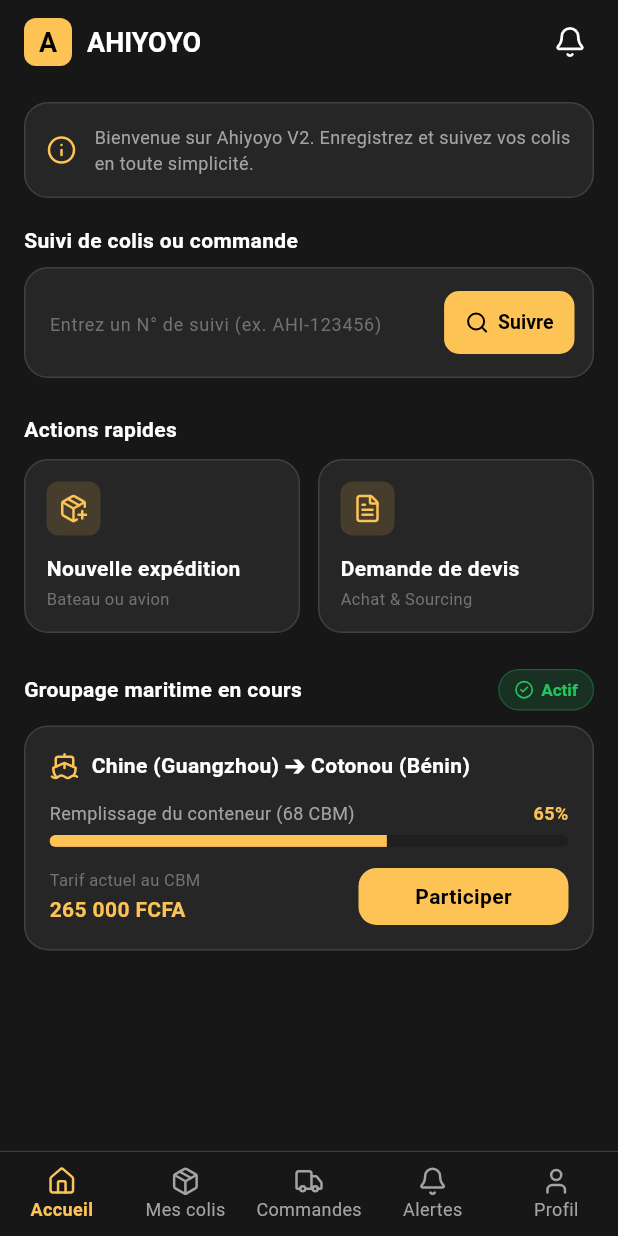
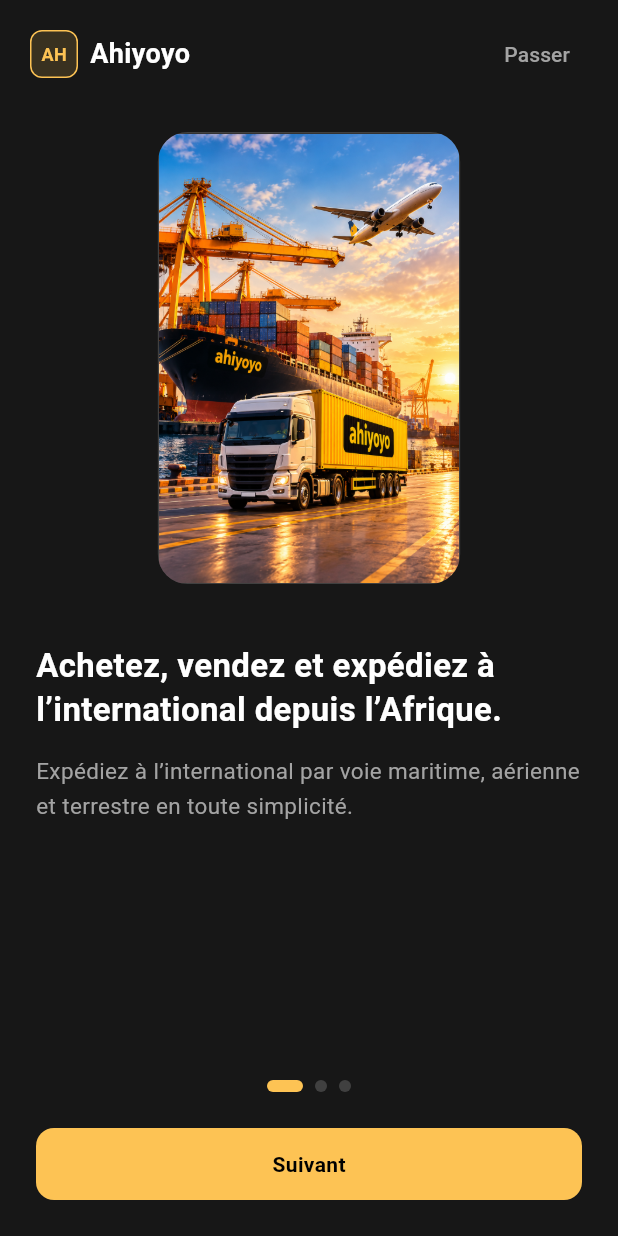
Before and after one commit to VOGLOSSOU/ahiyoyo-mobile-app, a Flutter app: the screen it shows after launch, on a phone screen of 412 x 824 dp. Run offline on Flutter 3.47's test engine with Material 3 defaults, Android fonts, the phone set to English and light mode, and no system bars; our stand-ins replace dio, flutter_lucide, flutter_riverpod, flutter_secure_storage, go_router, shared_preferences.

Commit message:
good job

```diff
--- a/lib/app/router/app_router.dart
+++ b/lib/app/router/app_router.dart
@@ -1,16 +1,31 @@
+import 'dart:convert';
 import 'package:flutter/material.dart';
 import 'package:go_router/go_router.dart';
+import 'package:shared_preferences/shared_preferences.dart';
 import '../../features/home/presentation/screens/home_screen.dart';
 import '../../features/notifications/presentation/screens/notifications_screen.dart';
 import '../../features/orders/presentation/screens/orders_screen.dart';
 import '../../features/parcels/presentation/screens/parcels_screen.dart';
 import '../../features/settings/presentation/screens/profile_screen.dart';
 import '../../features/tracking/presentation/screens/tracking_screen.dart';
+import '../../features/onboarding/presentation/screens/onboarding_screen.dart';
 import '../shell/app_shell.dart';
 import 'app_routes.dart';
 
 final GlobalKey<NavigatorState> _rootNavigatorKey = GlobalKey<NavigatorState>(debugLabel: 'root');
 final GlobalKey<NavigatorState> _shellNavigatorKey = GlobalKey<NavigatorState>(debugLabel: 'shell');
+
+Future<bool> _hasCompletedOnboarding() async {
+  try {
+    final prefs = await SharedPreferences.getInstance();
+    final raw = prefs.getString('ahiyoyo_cache_has_completed_onboarding');
+    if (raw == null) return false;
+    final decoded = jsonDecode(raw);
+    return decoded['data'] == true;
+  } catch (_) {
+    return false;
+  }
+}
 
 /// Configuration GoRouter respectant la règle d'or :
 /// - Seuls les 5 onglets principaux sont dans le ShellRoute
@@ -18,8 +33,20 @@
 final GoRouter appRouter = GoRouter(
   navigatorKey: _rootNavigatorKey,
   initialLocation: AppRoutes.home,
+  redirect: (context, state) async {
+    final isGoingToOnboarding = state.matchedLocation == AppRoutes.onboarding;
+    final completed = await _hasCompletedOnboarding();
+
+    if (!completed && !isGoingToOnboarding) {
+      return AppRoutes.onboarding;
+    }
+    if (completed && isGoingToOnboarding) {
+      return AppRoutes.home;
+    }
+    return null;
+  },
   routes: [
-    // ShellRoute pour les onglets principaux de la barre de navigation
+    // ShellRoute pour les onglets principaux de la navigation basse
     ShellRoute(
       navigatorKey: _shellNavigatorKey,
       builder: (context, state, child) => AppShell(child: child),
@@ -63,5 +90,10 @@
       path: AppRoutes.tracking,
       builder: (context, state) => const TrackingScreen(),
     ),
+    GoRoute(
+      parentNavigatorKey: _rootNavigatorKey,
+      path: AppRoutes.onboarding,
+      builder: (context, state) => const OnboardingScreen(),
+    ),
   ],
 );
--- a/lib/app/router/app_routes.dart
+++ b/lib/app/router/app_routes.dart
@@ -19,6 +19,7 @@
   static const String airOfferDetail = '/air-offers/:id';
   static const String tariffs = '/tariffs';
   static const String freightCalculator = '/freight-calculator';
+  static const String onboarding = '/onboarding';
   static const String login = '/login';
   static const String register = '/register';
   static const String forgotPassword = '/forgot-password';
--- /dev/null
+++ b/lib/features/onboarding/presentation/screens/onboarding_screen.dart
@@ -0,0 +1,267 @@
+import 'package:flutter/material.dart';
+import 'package:flutter_riverpod/flutter_riverpod.dart';
+import 'package:go_router/go_router.dart';
+import '../../../../app/router/app_routes.dart';
+import '../../../../app/theme/app_colors.dart';
+import '../../../../app/providers/app_providers.dart';
+import '../../../../core/widgets/ahiyoyo_button.dart';
+
+class OnboardingItem {
+  final String imagePath;
+  final String title;
+  final String description;
+
+  const OnboardingItem({
+    required this.imagePath,
+    required this.title,
+    required this.description,
+  });
+}
+
+class OnboardingScreen extends ConsumerStatefulWidget {
+  const OnboardingScreen({super.key});
+
+  @override
+  ConsumerState<OnboardingScreen> createState() => _OnboardingScreenState();
+}
+
+class _OnboardingScreenState extends ConsumerState<OnboardingScreen> {
+  final PageController _pageController = PageController();
+  int _currentIndex = 0;
+
+  final List<OnboardingItem> _items = const [
+    OnboardingItem(
+      imagePath: 'ressources/au-port.png',
+      title: 'Achetez, vendez et expédiez à l’international depuis l’Afrique.',
+      description: 'Expédiez à l’international par voie maritime, aérienne et terrestre en toute simplicité.',
+    ),
+    OnboardingItem(
+      imagePath: 'ressources/groupage.png',
+      title: 'Achetez, vendez et expédiez à l’international depuis l’Afrique.',
+      description: 'Profitez d’offres exclusives de groupage maritime et aérien pour optimiser le coût de vos expéditions de colis.',
+    ),
+    OnboardingItem(
+      imagePath: 'ressources/sourcing.png',
+      title: 'Achetez, vendez et expédiez à l’international depuis l’Afrique.',
+      description: 'Ahiyoyo vous aide à trouver des fournisseurs, à passer vos commandes et à contrôler la qualité de vos articles directement en Chine.',
+    ),
+  ];
+
+  Future<void> _finishOnboarding() async {
+    final cache = ref.read(localCacheProvider);
+    await cache.save('has_completed_onboarding', true);
+    if (mounted) {
+      context.go(AppRoutes.home);
+    }
+  }
+
+  @override
+  void dispose() {
+    _pageController.dispose();
+    super.dispose();
+  }
+  @override
+  Widget build(BuildContext context) {
+    return Scaffold(
+      backgroundColor: AppColors.background,
+      body: SafeArea(
+        child: Column(
+          children: [
+            // Top Bar with Skip button
+            Padding(
+              padding: const EdgeInsets.symmetric(horizontal: 20, vertical: 12),
+              child: Row(
+                mainAxisAlignment: MainAxisAlignment.spaceBetween,
+                children: [
+                  Row(
+                    children: [
+                      Container(
+                        width: 32,
+                        height: 32,
+                        decoration: BoxDecoration(
+                          color: AppColors.primaryMuted,
+                          borderRadius: BorderRadius.circular(8),
+                          border: Border.all(color: AppColors.primary, width: 1),
+                        ),
+                        child: const Center(
+                          child: Text(
+                            'AH',
+                            style: TextStyle(
+                              color: AppColors.primary,
+                              fontWeight: FontWeight.bold,
+                              fontSize: 12,
+                            ),
+                          ),
+                        ),
+                      ),
+                      const SizedBox(width: 8),
+                      const Text(
+                        'Ahiyoyo',
+                        style: TextStyle(
+                          color: AppColors.textPrimary,
+                          fontWeight: FontWeight.bold,
+                          fontSize: 18,
+                        ),
+                      ),
+                    ],
+                  ),
+                  TextButton(
+                    onPressed: _finishOnboarding,
+                    style: TextButton.styleFrom(
+                      foregroundColor: AppColors.textSecondary,
+                    ),
+                    child: const Text(
+                      'Passer',
+                      style: TextStyle(
+                        fontSize: 14,
+                        fontWeight: FontWeight.w500,
+                      ),
+                    ),
+                  ),
+                ],
+              ),
+            ),
+
+            // PageView Content
+            Expanded(
+              child: PageView.builder(
+                controller: _pageController,
+                itemCount: _items.length,
+                onPageChanged: (index) {
+                  setState(() {
+                    _currentIndex = index;
+                  });
+                },
+                itemBuilder: (context, index) {
+                  final item = _items[index];
+                  return Padding(
+                    padding: const EdgeInsets.symmetric(horizontal: 24.0),
+                    child: Column(
+                      mainAxisAlignment: MainAxisAlignment.center,
+                      children: [
+                        // Image Illustration container
+                        Expanded(
+                          flex: 5,
+                          child: Container(
+                            margin: const EdgeInsets.symmetric(vertical: 16),
+                            decoration: BoxDecoration(
+                              color: AppColors.surface,
+                              borderRadius: BorderRadius.circular(20),
+                              border: Border.all(color: AppColors.border, width: 1),
+                            ),
+                            clipBehavior: Clip.antiAlias,
+                            child: Image.asset(
+                              item.imagePath,
+                              fit: BoxFit.cover,
+                              errorBuilder: (context, error, stackTrace) {
+                                return Center(
+                                  child: Column(
+                                    mainAxisAlignment: MainAxisAlignment.center,
+                                    children: [
+                                      const Icon(
+                                        Icons.image_outlined,
+                                        size: 64,
+                                        color: AppColors.textTertiary,
+                                      ),
+                                      const SizedBox(height: 12),
+                                      Text(
+                                        'Illustration ${index + 1}',
+                                        style: const TextStyle(
+                                          color: AppColors.textSecondary,
+                                          fontSize: 14,
+                                        ),
+                                      ),
+                                    ],
+                                  ),
+                                );
+                              },
+                            ),
+                          ),
+                        ),
+                        const SizedBox(height: 24),
+
+                        // Title & Description
+                        Expanded(
+                          flex: 4,
+                          child: Column(
+                            crossAxisAlignment: CrossAxisAlignment.start,
+                            children: [
+                              Text(
+                                item.title,
+                                style: const TextStyle(
+                                  color: AppColors.textPrimary,
+                                  fontSize: 22,
+                                  fontWeight: FontWeight.bold,
+                                  height: 1.3,
+                                ),
+                              ),
+                              const SizedBox(height: 16),
+                              Text(
+                                item.description,
+                                style: const TextStyle(
+                                  color: AppColors.textSecondary,
+                                  fontSize: 15,
+                                  height: 1.5,
+                                ),
+                              ),
+                            ],
+                          ),
+                        ),
+                      ],
+                    ),
+                  );
+                },
+              ),
+            ),
+
+            // Bottom Navigation Indicators & Action Button
+            Padding(
+              padding: const EdgeInsets.all(24.0),
+              child: Column(
+                children: [
+                  // Indicators dots
+                  Row(
+                    mainAxisAlignment: MainAxisAlignment.center,
+                    children: List.generate(
+                      _items.length,
+                      (index) => AnimatedContainer(
+                        duration: const Duration(milliseconds: 300),
+                        margin: const EdgeInsets.symmetric(horizontal: 4),
+                        width: _currentIndex == index ? 24 : 8,
+                        height: 8,
+                        decoration: BoxDecoration(
+                          color: _currentIndex == index
+                              ? AppColors.primary
+                              : AppColors.border,
+                          borderRadius: BorderRadius.circular(4),
+                        ),
+                      ),
+                    ),
+                  ),
+                  const SizedBox(height: 24),
+
+                  // Next / Start Button
+                  AhiyoyoButton(
+                    text: _currentIndex == _items.length - 1
+                        ? 'Commencer'
+                        : 'Suivant',
+                    onPressed: () {
+                      if (_currentIndex < _items.length - 1) {
+                        _pageController.nextPage(
+                          duration: const Duration(milliseconds: 300),
+                          curve: Curves.easeInOut,
+                        );
+                      } else {
+                        _finishOnboarding();
+                      }
+                    },
+                  ),
+                ],
+              ),
+            ),
+          ],
+        ),
+      ),
+    );
+  }
+}
--- a/pubspec.yaml
+++ b/pubspec.yaml
@@ -67,9 +67,8 @@
   uses-material-design: true
 
   # To add assets to your application, add an assets section, like this:
-  # assets:
-  #   - images/a_dot_burr.jpeg
-  #   - images/a_dot_ham.jpeg
+  assets:
+    - ressources/
 
   # An image asset can refer to one or more resolution-specific "variants", see
   # https://flutter.dev/to/resolution-aware-images
```
Also changed, not shown: ressources/au-port.png (added), ressources/groupage.png (added), ressources/sourcing.png (added), 1 other file.
